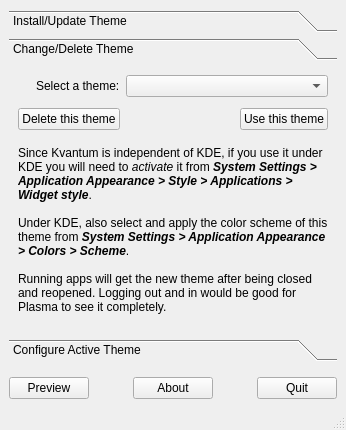
Before: the Qt Designer form Kvantum/kvantummanager/kvantummanager.ui in tsujan/Kvantum, drawn with Qt 5.
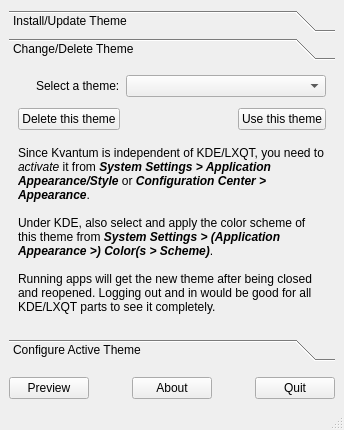
After: the same form once the commit is applied. The open tabs and pages were chosen to show the change. Icons and pictures are not drawn.

Commit message:
Added 2 themes and modified Kvantum Manager.
KvDarkRed and KvBeige are added and Kvantum Manager's info text is modified to recognize KF5 and LXQT more.

Diff of the .ui file:
```diff
--- a/Kvantum/kvantummanager/kvantummanager.ui
+++ b/Kvantum/kvantummanager/kvantummanager.ui
@@ -157,7 +157,7 @@
         <item row="4" column="0" colspan="2">
          <widget class="QLabel" name="usageLabel">
           <property name="text">
-           <string>Since Kvantum is independent of KDE, if you use it under KDE you will need to &lt;i&gt;activate&lt;/i&gt; it from &lt;b&gt;&lt;i&gt;System Settings &gt; Application Appearance &gt; Style &gt; Applications &gt; Widget style&lt;/i&gt;&lt;/b&gt;.&lt;br&gt;&lt;br&gt;Under KDE, also select and apply the color scheme of this theme from &lt;b&gt;&lt;i&gt;System Settings &gt; Application Appearance &gt; Colors &gt; Scheme&lt;/i&gt;&lt;/b&gt;.&lt;br&gt;&lt;br&gt;Running apps will get the new theme after being closed and reopened. Logging out and in would be good for Plasma to see it completely.</string>
+           <string>Since Kvantum is independent of KDE/LXQT, you need to &lt;i&gt;activate&lt;/i&gt; it from &lt;b&gt;&lt;i&gt;System Settings &gt; Application Appearance/Style&lt;/i&gt;&lt;/b&gt; or &lt;i&gt;&lt;b&gt;Configuration Center &gt; Appearance&lt;/i&gt;&lt;/b&gt;.&lt;br&gt;&lt;br&gt;Under KDE, also select and apply the color scheme of this theme from &lt;b&gt;&lt;i&gt;System Settings &gt; (Application Appearance &gt;) Color(s &gt; Scheme)&lt;/i&gt;&lt;/b&gt;.&lt;br&gt;&lt;br&gt;Running apps will get the new theme after being closed and reopened. Logging out and in would be good for all KDE/LXQT parts to see it completely.</string>
           </property>
           <property name="textFormat">
            <enum>Qt::RichText</enum>
```
Left out of the diff: 2 changed lines with no effect on the pictures. The commit also changes 11 other files.
